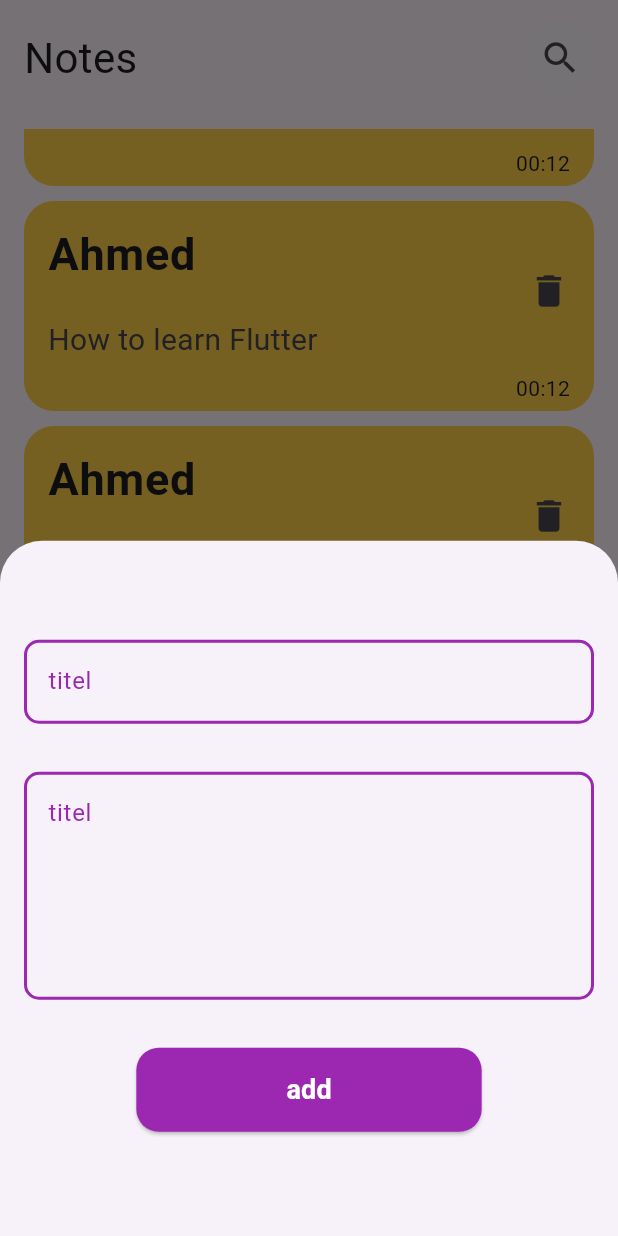
After one commit to ElshazlyGSM/notes_app_2025, a Flutter app: the screen it shows after launch, scrolled down 1152 dp, after a tap on the "add" icon, on a phone screen of 412 x 824 dp. The commit adds this screen. Run offline on Flutter 3.47's test engine with Material 3 defaults, Android fonts, the phone set to English and light mode, and no system bars.

Commit message:
finish foloting

```diff
--- /dev/null
+++ b/lib/constants.dart
@@ -0,0 +1,3 @@
+import 'package:flutter/material.dart';
+
+const kPrimaryColor = Colors.purple;
--- a/lib/views/notes_view.dart
+++ b/lib/views/notes_view.dart
@@ -1,4 +1,5 @@
 import 'package:flutter/material.dart';
+import 'package:notes_app_2025/widgets/add_note_bottom_sheet.dart';
 import 'package:notes_app_2025/widgets/custom_appbar.dart';
 import 'package:notes_app_2025/widgets/custom_note.dart';
 
@@ -8,7 +9,18 @@ class NotesView extends StatelessWidget {
   @override
   Widget build(BuildContext context) {
     return SafeArea(
-      child: Scaffold(floatingActionButton: ,
+      child: Scaffold(
+        floatingActionButton: FloatingActionButton(
+          onPressed: () {
+            showModalBottomSheet(
+              context: context,
+              builder: (context) {
+                return AddNoteBottomSheet();
+              },
+            );
+          },
+          child: Icon(Icons.add),
+        ),
         body: Padding(
           padding: const EdgeInsets.all(16.0),
           child: Column(
@@ -27,7 +39,6 @@ class NotesView extends StatelessWidget {
           ),
         ),
       ),
-
     );
   }
 }
--- /dev/null
+++ b/lib/widgets/add_note_bottom_sheet.dart
@@ -0,0 +1,19 @@
+import 'package:flutter/material.dart';
+import 'package:notes_app_2025/widgets/custom_buttom.dart';
+import 'package:notes_app_2025/widgets/custom_text_form_field.dart';
+
+class AddNoteBottomSheet extends StatelessWidget {
+  const AddNoteBottomSheet({super.key});
+
+  @override
+  Widget build(BuildContext context) {
+    return Column(
+      children: [
+        SizedBox(height: 50),
+        CustomTextField(labelText: 'titel', onChanged: (value) {}),
+        CustomTextField(labelText: 'titel', maxLines: 5, onChanged: (value) {}),
+        CustomButtom(text: 'add', onPressed: () {}),
+      ],
+    );
+  }
+}
--- /dev/null
+++ b/lib/widgets/custom_buttom.dart
@@ -0,0 +1,33 @@
+import 'package:flutter/material.dart';
+import 'package:notes_app_2025/constants.dart';
+
+class CustomButtom extends StatelessWidget {
+  const CustomButtom({super.key, required this.text, required this.onPressed});
+  final String text;
+  final VoidCallback onPressed;
+
+  @override
+  Widget build(BuildContext context) {
+    return Padding(
+      padding: const EdgeInsets.symmetric(vertical: 16),
+      child: ElevatedButton(
+        onPressed: onPressed,
+        style: ElevatedButton.styleFrom(
+          backgroundColor: kPrimaryColor,
+          shape: RoundedRectangleBorder(
+            borderRadius: BorderRadius.circular(15),
+          ),
+          padding: EdgeInsets.symmetric(horizontal: 100, vertical: 15),
+        ),
+        child: Text(
+          text,
+          style: TextStyle(
+            fontSize: 18,
+            fontWeight: FontWeight.bold,
+            color: Colors.white,
+          ),
+        ),
+      ),
+    );
+  }
+}
--- a/lib/widgets/custom_note.dart
+++ b/lib/widgets/custom_note.dart
@@ -6,8 +6,8 @@ class CustomNote extends StatelessWidget {
   @override
   Widget build(BuildContext context) {
     return Container(
-      margin: EdgeInsets.symmetric(vertical: 5),
-      padding: EdgeInsets.symmetric(vertical: 35, horizontal: 16),
+      margin: EdgeInsets.only(bottom: 10),
+      padding: EdgeInsets.symmetric(vertical: 5, horizontal: 16),
       decoration: BoxDecoration(
         color: const Color.fromARGB(255, 255, 209, 71),
         borderRadius: BorderRadius.circular(20),
--- /dev/null
+++ b/lib/widgets/custom_text_form_field.dart
@@ -0,0 +1,49 @@
+import 'package:flutter/foundation.dart';
+import 'package:flutter/material.dart';
+import 'package:notes_app_2025/constants.dart';
+
+class CustomTextField extends StatelessWidget {
+  const CustomTextField({
+    super.key,
+    required this.labelText,
+    required this.onChanged,
+    this.obscureText,
+    this.maxLines = 1,
+  });
+  final String labelText;
+  final Function(String) onChanged;
+  final bool? obscureText;
+  final int maxLines;
+
+  @override
+  Widget build(BuildContext context) {
+    return Padding(
+      padding: const EdgeInsets.all(16.0),
+      child: TextField(
+        obscureText: obscureText ?? false,
+        maxLines: maxLines,
+        // style: TextStyle(color: Colors.white),
+        onChanged: onChanged,
+        decoration: InputDecoration(
+          // labelText: labelText,
+          // labelStyle: TextStyle(color: kPrimaryColor),
+          hintText: labelText,
+          hintStyle: TextStyle(color: kPrimaryColor),
+
+          enabledBorder: buildBorder(kPrimaryColor),
+          focusedBorder: buildBorder(kPrimaryColor),
+          errorBorder: buildBorder(Colors.red),
+          focusedErrorBorder: buildBorder(Colors.red),
+          errorStyle: TextStyle(fontSize: 15),
+        ),
+      ),
+    );
+  }
+
+  OutlineInputBorder buildBorder(Color color) {
+    return OutlineInputBorder(
+      borderRadius: BorderRadius.circular(10),
+      borderSide: BorderSide(color: color, width: 2),
+    );
+  }
+}
```
